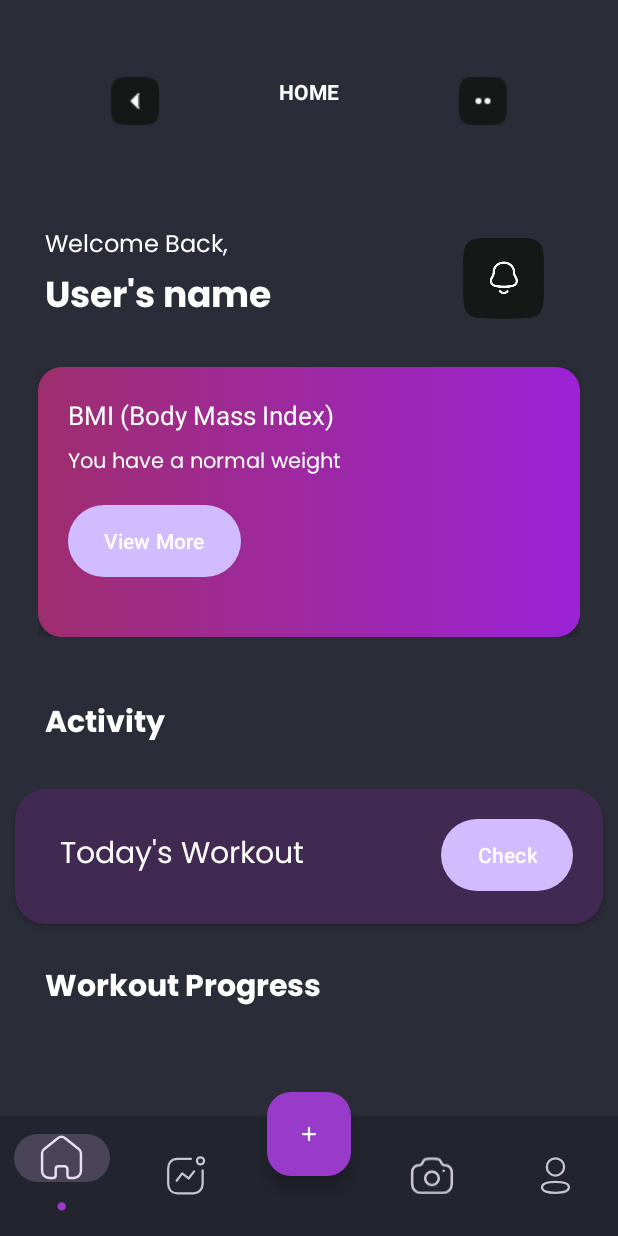
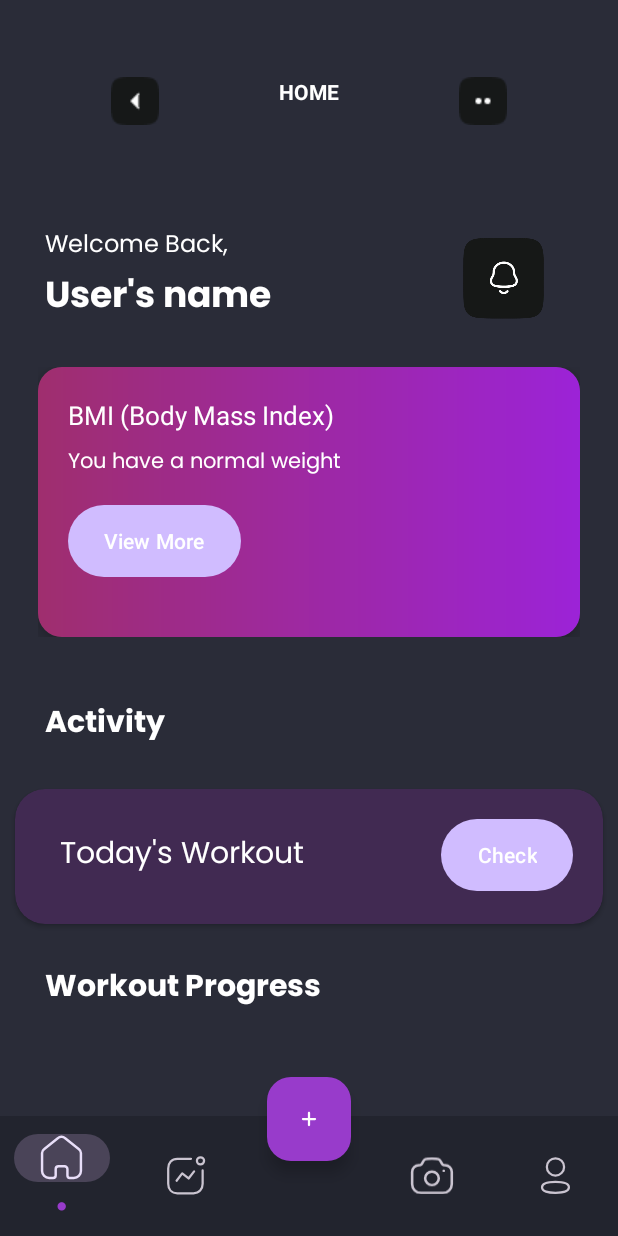
Before and after one commit to ST10188402/PowerPath, an Android app: the ContainerActivity screen opened directly, with no data from a screen before it, on a phone screen of 412 x 824 dp. Run offline under Robolectric (Android 15) with nearby library versions, the phone set to English and light mode, and no system bars; our stand-ins replace Firebase (no records; nobody signed in at launch, a user with empty details on screens opened directly); plain views replace LineChartView.

Commit message:
Updated more UI and some backend in ContainerActivity.kt

```diff
--- a/app/src/main/res/layout/activity_home.xml
+++ b/app/src/main/res/layout/activity_home.xml
@@ -94,7 +94,7 @@
                 android:id="@+id/fab"
                 android:layout_width="wrap_content"
                 android:layout_height="wrap_content"
-                android:layout_marginBottom="40dp"
+                android:layout_marginBottom="50dp"
                 android:clickable="true"
                 android:focusable="true"
                 android:src="@drawable/ic_plus"
```
